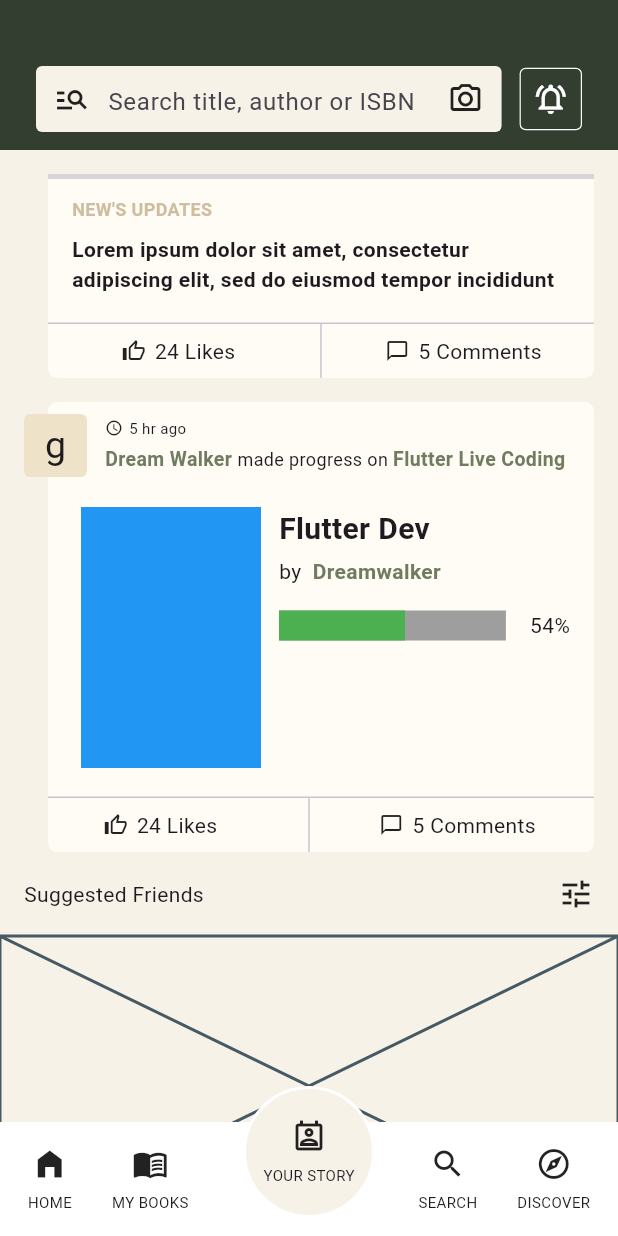
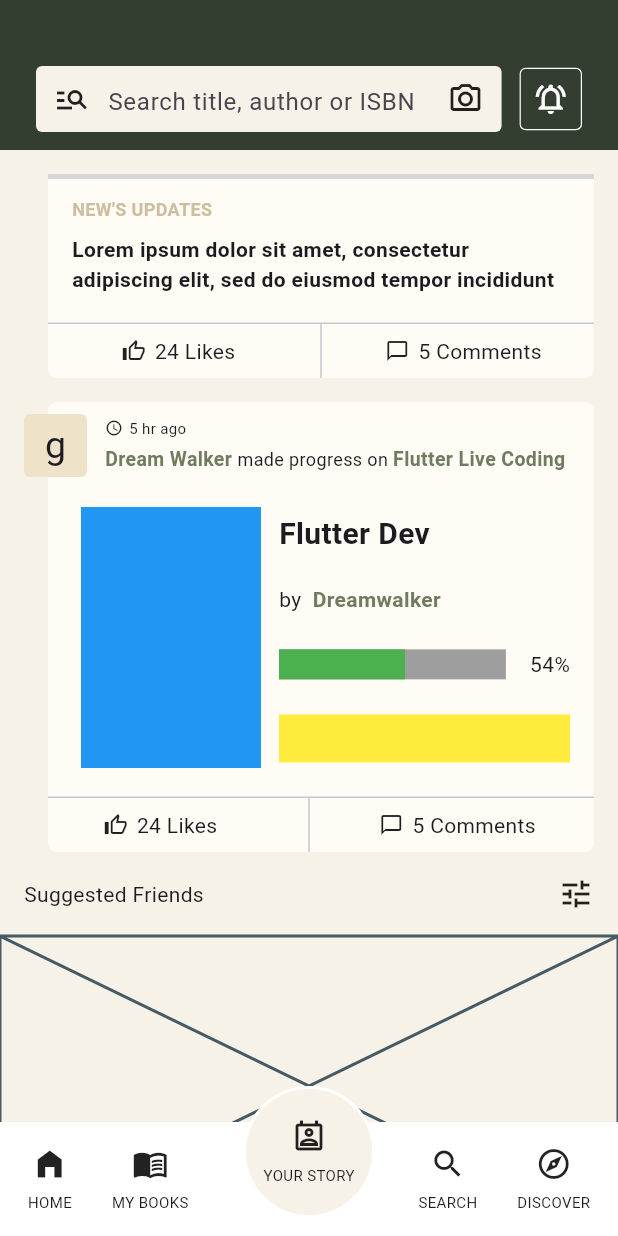
Before and after one commit to JAICHANGPARK/flutter_notebook_chapter_43, a Flutter app: the NewsFeedHomePage screen opened directly, scrolled down 164 dp, on a phone screen of 412 x 824 dp. Run offline on Flutter 3.47's test engine with Material 3 defaults, Android fonts, the phone set to English and light mode, and no system bars; our stand-ins replace gap, hugeicons; network calls fail; grey boxes are pictures that could not be loaded.

Commit message:
Update news_feed_home_page.dart

```diff
--- a/lib/ep2163_newsfeed_app/views/news_feed_home_page.dart
+++ b/lib/ep2163_newsfeed_app/views/news_feed_home_page.dart
@@ -326,6 +326,7 @@ class _NewsFeedHomePageState extends State<NewsFeedHomePage> {
                                                     ),
                                                     Expanded(
                                                       child: Column(
+                                                        mainAxisAlignment: MainAxisAlignment.spaceAround,
                                                         crossAxisAlignment: CrossAxisAlignment.start,
                                                         children: [
                                                           Text(
@@ -374,6 +375,19 @@ class _NewsFeedHomePageState extends State<NewsFeedHomePage> {
                                                                 "54%",
                                                               )
                                                             ],
+                                                          ),
+                                                          SizedBox(
+                                                            height: 32,
+                                                            child: Row(
+                                                              children: [
+                                                                Expanded(
+                                                                    child: Container(
+                                                                  decoration: BoxDecoration(
+                                                                    color: Colors.yellow,
+                                                                  ),
+                                                                ))
+                                                              ],
+                                                            ),
                                                           )
                                                         ],
                                                       ),
```
